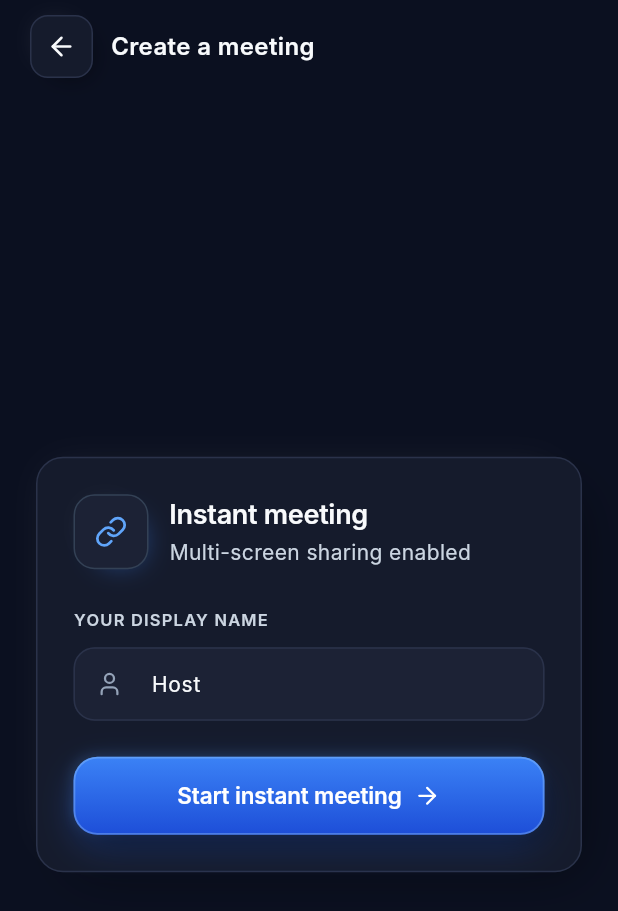
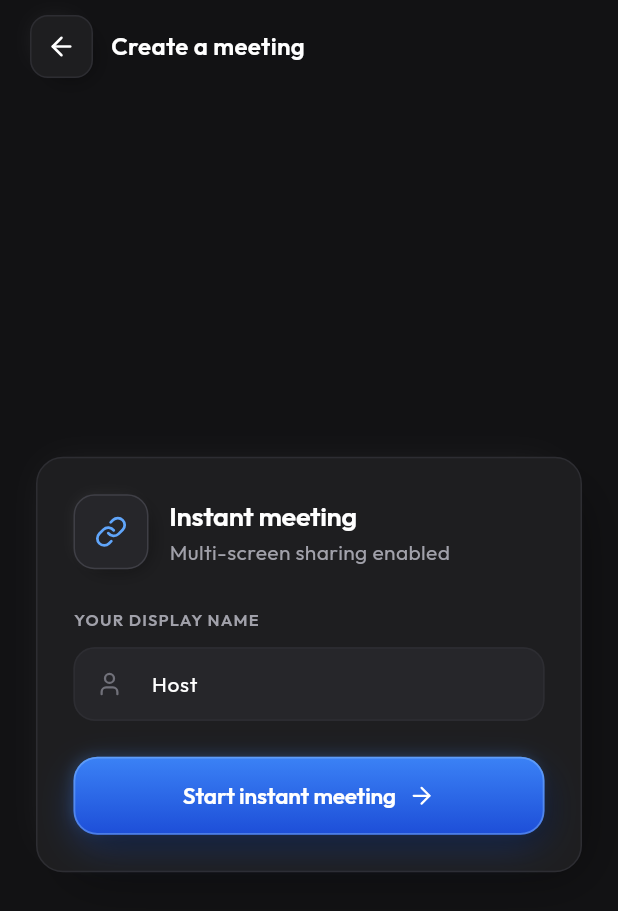
Before and after one commit to rahulpandiyan/duet-meet, a Flutter app: the screen it shows after launch, after a tap on "Create link", on a phone screen of 412 x 824 dp. Shown: the top 911 px of the screen. Run offline on Flutter 3.47's test engine with Material 3 defaults, Android fonts, the phone set to English and light mode, and no system bars; our stand-ins replace flutter_lucide, google_fonts, permission_handler; missing offline and left inert: livekit_client; network calls fail; Roboto replaces fonts that are missing (Inter).

Commit message:
Apply Outfit font and pure neutral dark theme across web and mobile app

```diff
--- a/duet_meet/lib/main.dart
+++ b/duet_meet/lib/main.dart
@@ -1,4 +1,5 @@
 import 'package:flutter/material.dart';
+import 'package:google_fonts/google_fonts.dart';
 import 'theme.dart';
 import 'screens/home_screen.dart';
 import 'screens/join_meeting_screen.dart';
@@ -74,7 +75,8 @@ class _DuetAppState extends State<DuetApp> with WidgetsBindingObserver {
           brightness: Brightness.dark,
           surface: DuetColors.surface,
         ),
-        fontFamily: 'Inter',
+        textTheme: GoogleFonts.outfitTextTheme(ThemeData.dark().textTheme),
+        fontFamily: GoogleFonts.outfit().fontFamily,
         appBarTheme: const AppBarTheme(
           elevation: 0,
           backgroundColor: DuetColors.appBg,
--- a/duet_meet/lib/screens/create_meeting_screen.dart
+++ b/duet_meet/lib/screens/create_meeting_screen.dart
@@ -116,7 +116,7 @@ class _CreateMeetingScreenState extends State<CreateMeetingScreen> {
                     width: 42,
                     height: 42,
                     decoration: BoxDecoration(
-                      color: const Color(0xFF151B2C),
+                      color: DuetColors.surface,
                       borderRadius: BorderRadius.circular(12),
                       border: Border.all(color: DuetColors.border),
                       boxShadow: const [
@@ -176,7 +176,7 @@ class _CreateMeetingScreenState extends State<CreateMeetingScreen> {
     return Container(
       padding: const EdgeInsets.all(24),
       decoration: BoxDecoration(
-        color: const Color(0xFF151B2C),
+        color: DuetColors.surface,
         borderRadius: BorderRadius.circular(18),
         border: Border.all(color: DuetColors.border),
         boxShadow: const [
@@ -203,21 +203,21 @@ class _CreateMeetingScreenState extends State<CreateMeetingScreen> {
                 width: 50,
                 height: 50,
                 decoration: BoxDecoration(
-                  color: const Color(0xFF1C2235),
+                  color: DuetColors.surfaceElevated,
                   borderRadius: BorderRadius.circular(14),
                   border: Border.all(color: DuetColors.primaryBorder),
                   boxShadow: const [
                     BoxShadow(
-                      color: Color(0x663B82F6),
-                      offset: Offset(6, 6),
-                      blurRadius: 14,
-                      spreadRadius: -8,
+                      color: Color(0x66000000),
+                      offset: Offset(4, 4),
+                      blurRadius: 10,
+                      spreadRadius: -4,
                     ),
                     BoxShadow(
-                      color: Color(0x10FFFFFF),
-                      offset: Offset(-4, -4),
-                      blurRadius: 10,
-                      spreadRadius: -8,
+                      color: Color(0x0FFFFFFF),
+                      offset: Offset(-2, -2),
+                      blurRadius: 6,
+                      spreadRadius: -2,
                     ),
                   ],
                 ),
@@ -322,14 +322,16 @@ class _CreateMeetingScreenState extends State<CreateMeetingScreen> {
         border: Border.all(color: DuetColors.border),
         boxShadow: const [
           BoxShadow(
-            color: Color(0x080F172A),
-            offset: Offset(0, 6),
-            blurRadius: 18,
+            color: Color(0x66000000),
+            offset: Offset(8, 8),
+            blurRadius: 20,
+            spreadRadius: -6,
           ),
           BoxShadow(
-            color: Color(0x030F172A),
-            offset: Offset(0, 1),
-            blurRadius: 4,
+            color: Color(0x10FFFFFF),
+            offset: Offset(-4, -4),
+            blurRadius: 12,
+            spreadRadius: -6,
           ),
         ],
       ),
--- a/duet_meet/lib/screens/home_screen.dart
+++ b/duet_meet/lib/screens/home_screen.dart
@@ -165,7 +165,7 @@ class _HomeScreenState extends State<HomeScreen> {
           width: 44,
           height: 44,
           decoration: BoxDecoration(
-            color: const Color(0xFF151B2C),
+            color: DuetColors.surface,
             borderRadius: BorderRadius.circular(14),
             border: Border.all(color: DuetColors.border),
             boxShadow: const [
@@ -283,7 +283,7 @@ class _HomeScreenState extends State<HomeScreen> {
             height: 112,
             padding: const EdgeInsets.symmetric(horizontal: 20),
             decoration: BoxDecoration(
-              color: const Color(0xFF151B2C),
+              color: DuetColors.surface,
               borderRadius: BorderRadius.circular(18),
               border: Border.all(color: DuetColors.border),
               boxShadow: const [
@@ -308,21 +308,21 @@ class _HomeScreenState extends State<HomeScreen> {
                   width: 52,
                   height: 52,
                   decoration: BoxDecoration(
-                    color: const Color(0xFF1C2235),
+                    color: DuetColors.surfaceElevated,
                     borderRadius: BorderRadius.circular(14),
                     border: Border.all(color: DuetColors.primaryBorder),
                     boxShadow: const [
                       BoxShadow(
-                        color: Color(0x663B82F6),
-                        offset: Offset(6, 6),
-                        blurRadius: 14,
-                        spreadRadius: -8,
+                        color: Color(0x66000000),
+                        offset: Offset(4, 4),
+                        blurRadius: 10,
+                        spreadRadius: -4,
                       ),
                       BoxShadow(
-                        color: Color(0x10FFFFFF),
-                        offset: Offset(-4, -4),
-                        blurRadius: 10,
-                        spreadRadius: -8,
+                        color: Color(0x0FFFFFFF),
+                        offset: Offset(-2, -2),
+                        blurRadius: 6,
+                        spreadRadius: -2,
                       ),
                     ],
                   ),
--- a/duet_meet/lib/theme.dart
+++ b/duet_meet/lib/theme.dart
@@ -1,26 +1,26 @@
 import 'package:flutter/material.dart';
 
-/// Design tokens for modern dark UI
+/// Pure Neutral Dark Design Tokens (Zero blue tint in dark mode)
 class DuetColors {
-  // App Background & Surface
-  static const appBg = Color(0xFF0B1020);
-  static const surface = Color(0xFF151B2C);
-  static const surfaceElevated = Color(0xFF1C2235);
-  static const surfaceGlass = Color(0xCC151B2C);
-  static const border = Color(0xFF2A324A);
-  static const borderLight = Color(0xFF232A40);
+  // Pure Neutral Dark Canvas (Deep charcoal / true dark)
+  static const appBg = Color(0xFF121214);
+  static const surface = Color(0xFF1E1E20);
+  static const surfaceElevated = Color(0xFF26262A);
+  static const surfaceGlass = Color(0xCC1E1E20);
+  static const border = Color(0xFF2D2D32);
+  static const borderLight = Color(0xFF38383E);
 
-  // Text Colors
-  static const textPrimary = Color(0xFFF8FAFC);
-  static const textSecondary = Color(0xFFCBD5E1);
-  static const textTertiary = Color(0xFF94A3B8);
+  // Pure Text Hierarchy (Neutral white to zinc)
+  static const textPrimary = Color(0xFFFFFFFF);
+  static const textSecondary = Color(0xFFA1A1AA);
+  static const textTertiary = Color(0xFF71717A);
 
   // Brand Accents
   static const primary = Color(0xFF3B82F6);
   static const primaryHover = Color(0xFF2563EB);
   static const primaryGlow = Color(0xFF60A5FA);
-  static const primaryTint = Color(0xFF1E293B);
-  static const primaryBorder = Color(0xFF334155);
+  static const primaryTint = Color(0xFF26262A);
+  static const primaryBorder = Color(0xFF3F3F46);
   static const accent = Color(0xFF22D3EE);
 
   // Semantic
@@ -28,47 +28,47 @@ class DuetColors {
   static const warning = Color(0xFFF59E0B);
   static const danger = Color(0xFFEF4444);
 
-  // In-call Dark Surface Tokens
-  static const inCallBg = Color(0xFF0B1020);
-  static const inCallTile = Color(0xFF151B2C);
-  static const inCallDock = Color(0xFF0F1629);
+  // In-call Pure Neutral Dark Surfaces
+  static const inCallBg = Color(0xFF121214);
+  static const inCallTile = Color(0xFF1E1E20);
+  static const inCallDock = Color(0xFF18181A);
 }
 
-/// Modern Neumorphism & Claymorphism Styles
+/// Modern Neumorphism & Claymorphism Styles (Neutral Dark)
 class DuetMorphism {
-  /// Subtle card shadow (90% flat, 10% soft ambient morphism)
+  /// Pure black ambient dual shadow
   static List<BoxShadow> get cardShadow => const [
         BoxShadow(
-          color: Color(0x66000000),
+          color: Color(0x80000000),
           offset: Offset(8, 8),
           blurRadius: 20,
           spreadRadius: -6,
         ),
         BoxShadow(
-          color: Color(0x10FFFFFF),
+          color: Color(0x0AFFFFFF),
           offset: Offset(-4, -4),
           blurRadius: 12,
           spreadRadius: -6,
         ),
       ];
 
-  /// Soft clay-like icon container decoration
+  /// Soft clay-like icon container decoration (neutral dark)
   static BoxDecoration get iconContainer => BoxDecoration(
         color: DuetColors.surfaceElevated,
         borderRadius: BorderRadius.circular(16),
         border: Border.all(color: DuetColors.primaryBorder, width: 1.2),
         boxShadow: const [
           BoxShadow(
-            color: Color(0x663B82F6),
+            color: Color(0x66000000),
             offset: Offset(4, 4),
             blurRadius: 12,
             spreadRadius: -4,
           ),
           BoxShadow(
-            color: Color(0x10FFFFFF),
-            offset: Offset(-3, -3),
-            blurRadius: 8,
-            spreadRadius: -4,
+            color: Color(0x0FFFFFFF),
+            offset: Offset(-2, -2),
+            blurRadius: 6,
+            spreadRadius: -2,
           ),
         ],
       );
@@ -134,17 +134,17 @@ class DuetMorphism {
               ],
       );
 
-  /// Neumorphic + Claymorphic secondary button decoration
+  /// Neumorphic + Claymorphic secondary button decoration (neutral dark)
   static BoxDecoration claySecondaryDecoration({bool isPressed = false}) => BoxDecoration(
         gradient: LinearGradient(
           begin: Alignment.topCenter,
           end: Alignment.bottomCenter,
           colors: isPressed
-              ? const [Color(0xFF151B2C), Color(0xFF121624)]
-              : const [Color(0xFF1E263C), Color(0xFF151B2C)],
+              ? const [Color(0xFF1E1E20), Color(0xFF18181A)]
+              : const [Color(0xFF26262A), Color(0xFF1E1E20)],
         ),
         borderRadius: BorderRadius.circular(16),
-        border: Border.all(color: const Color(0x33FFFFFF), width: 1.2),
+        border: Border.all(color: const Color(0x26FFFFFF), width: 1.2),
         boxShadow: isPressed
             ? const [
                 BoxShadow(
@@ -161,10 +161,10 @@ class DuetMorphism {
                   spreadRadius: -4,
                 ),
                 BoxShadow(
-                  color: Color(0x12FFFFFF),
-                  offset: Offset(-3, -3),
-                  blurRadius: 10,
-                  spreadRadius: -4,
+                  color: Color(0x0FFFFFFF),
+                  offset: Offset(-2, -2),
+                  blurRadius: 8,
+                  spreadRadius: -2,
                 ),
               ],
       );
--- a/duet_meet/lib/widgets/duet_button.dart
+++ b/duet_meet/lib/widgets/duet_button.dart
@@ -98,8 +98,8 @@ class _DuetButtonState extends State<DuetButton> {
 
       case DuetButtonVariant.secondary:
         gradientColors = _isPressed
-            ? const [Color(0xFF151B2C), Color(0xFF121624)]
-            : const [Color(0xFF1E263C), Color(0xFF151B2C)];
+            ? const [Color(0xFF1E1E20), Color(0xFF18181A)]
+            : const [Color(0xFF26262A), Color(0xFF1E1E20)];
         topBorderColor = const Color(0x33FFFFFF);
         textColor = DuetColors.textPrimary;
         iconColor = DuetColors.primaryGlow;
@@ -119,10 +119,10 @@ class _DuetButtonState extends State<DuetButton> {
                   spreadRadius: -4,
                 ),
                 BoxShadow(
-                  color: Color(0x12FFFFFF),
-                  offset: Offset(-3, -3),
-                  blurRadius: 10,
-                  spreadRadius: -4,
+                  color: Color(0x0FFFFFFF),
+                  offset: Offset(-2, -2),
+                  blurRadius: 8,
+                  spreadRadius: -2,
                 ),
               ];
         break;
--- a/duet_meet/pubspec.yaml
+++ b/duet_meet/pubspec.yaml
@@ -38,6 +38,7 @@ dependencies:
   http: ^1.6.0
   permission_handler: ^13.0.2
   flutter_lucide: ^1.64.0
+  google_fonts: ^8.2.1
 
 dev_dependencies:
   flutter_test:
```
Also changed, not shown: duet_meet/lib/screens/join_meeting_screen.dart (+8 -6 lines), duet_meet/pubspec.lock, 3 other files.
